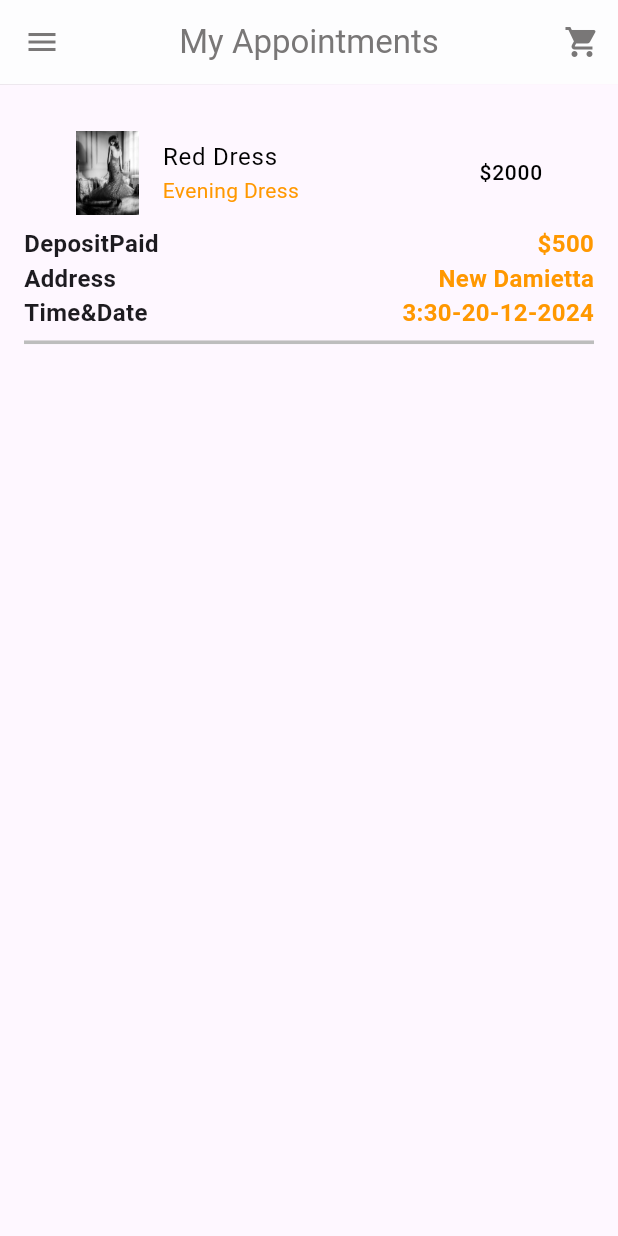
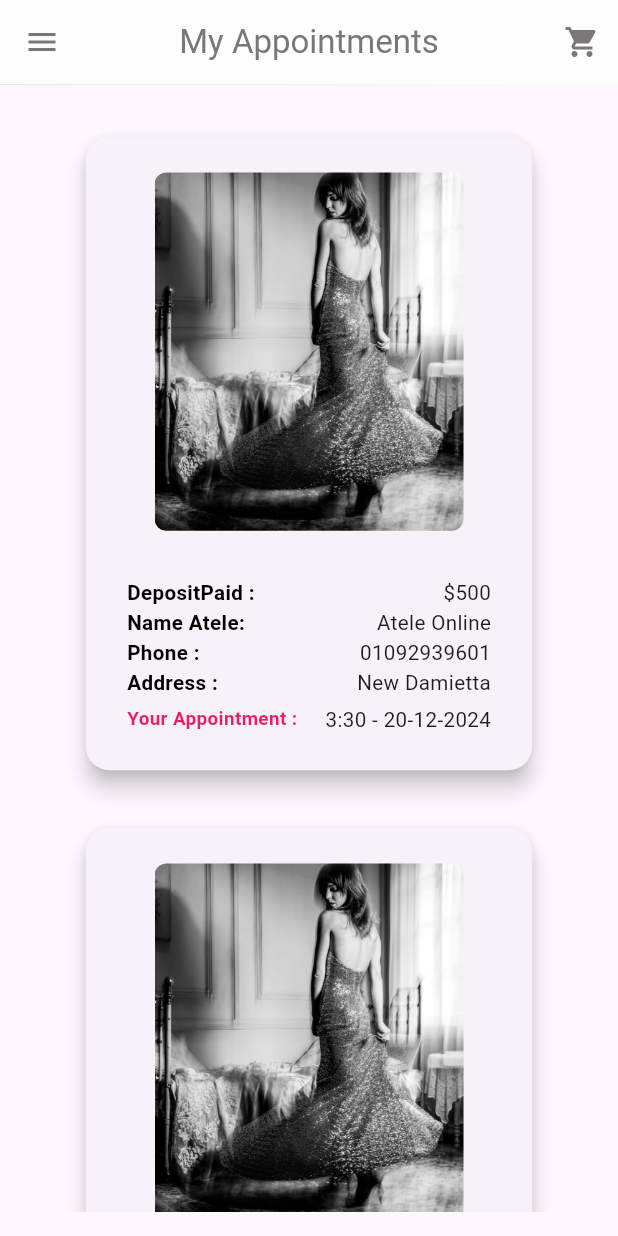
Before and after one commit to Elhadedy36/Atele-Online, a Flutter app: the MyAppointmentsView screen opened directly, on a phone screen of 412 x 824 dp. Run offline on Flutter 3.47's test engine with Material 3 defaults, Android fonts, the phone set to English and light mode, and no system bars; our stand-ins replace animated_text_kit, bloc, cloud_firestore, firebase_auth, firebase_core, flutter_bloc and 6 more; accounts and stored records are empty.

Commit message:
refactor my appointments view UI  &  refactor CustomRowChackout

```diff
--- a/lib/core/utils/app_strings.dart
+++ b/lib/core/utils/app_strings.dart
@@ -39,7 +39,7 @@ abstract class FirebaseStrings {
   static const String productId = 'productId';
   static const String sellerId = 'sellerId';
   static const String appointmentDate = 'appointmentDate';
-  static const String depositPaid = 'DepositPaid';
+  static const String depositPaid = 'DepositPaid :';
   static const String status = 'status';
   static const String sellers = 'sellers';
   static const String storeName = 'storeName';
--- a/lib/core/widgets/custom_list_title.dart
+++ b/lib/core/widgets/custom_list_title.dart
@@ -1,6 +1,6 @@
 import 'package:atele_online/core/utils/app_colors.dart';
 import 'package:atele_online/core/utils/app_strings.dart';
-import 'package:atele_online/feature/reservations/presentation/widget/custom_row_chackout.dart';
+import 'package:atele_online/core/widgets/custom_row.dart';
 import 'package:flutter/material.dart';
 import 'package:flutter_screenutil/flutter_screenutil.dart';
 
@@ -56,14 +56,33 @@ class CustomListTile extends StatelessWidget {
                     ),
                   ),
                 ),
-                const CustomRowChackOut(
-                    title: FirebaseStrings.depositPaid,
-                    trallingText: FirebaseStrings.price),
-                const CustomRowChackOut(
-                    title: FirebaseStrings.address,
-                    trallingText: 'New Damietta'),
-                const CustomRowChackOut(
-                    title: 'Time&Date', trallingText: '3:30-20-12-2024'),
+                const CustomRow(
+                  title: FirebaseStrings.depositPaid,
+                  trallingText: FirebaseStrings.price,
+                  style1: TextStyle(
+                      color: Colors.orange,
+                      fontSize: 16,
+                      fontWeight: FontWeight.bold),
+                  style2: TextStyle(fontSize: 16, fontWeight: FontWeight.bold),
+                ),
+                const CustomRow(
+                  title: FirebaseStrings.address,
+                  trallingText: 'New Damietta',
+                  style1: TextStyle(
+                      color: Colors.orange,
+                      fontSize: 16,
+                      fontWeight: FontWeight.bold),
+                  style2: TextStyle(fontSize: 16, fontWeight: FontWeight.bold),
+                ),
+                const CustomRow(
+                  title: 'Time&Date',
+                  trallingText: '3:30-20-12-2024',
+                  style1: TextStyle(
+                      color: Colors.orange,
+                      fontSize: 16,
+                      fontWeight: FontWeight.bold),
+                  style2: TextStyle(fontSize: 16, fontWeight: FontWeight.bold),
+                ),
                 Divider(
                   color: Colors.grey[400],
                   thickness: 2.h,
--- /dev/null
+++ b/lib/core/widgets/custom_row.dart
@@ -0,0 +1,25 @@
+import 'package:flutter/material.dart';
+
+class CustomRow extends StatelessWidget {
+  const CustomRow(
+      {super.key,
+      required this.title,
+      required this.trallingText,
+      this.style1,
+      this.style2});
+  final String title;
+  final String trallingText;
+  final TextStyle? style1;
+  final TextStyle? style2;
+
+  @override
+  Widget build(BuildContext context) {
+    return Row(
+      mainAxisAlignment: MainAxisAlignment.spaceBetween,
+      children: [
+        Text(title, style: style1),
+        Text(trallingText, style: style2),
+      ],
+    );
+  }
+}
--- a/lib/feature/appointments/presentation/views/my_appointments_view.dart
+++ b/lib/feature/appointments/presentation/views/my_appointments_view.dart
@@ -1,8 +1,8 @@
 import 'package:atele_online/core/functions/custom_appbar.dart';
-import 'package:atele_online/core/utils/app_assets.dart';
 import 'package:atele_online/core/widgets/custom_drawer.dart';
-import 'package:atele_online/core/widgets/custom_list_title.dart';
+import 'package:atele_online/feature/appointments/presentation/widgets/my_appointments_builder.dart';
 import 'package:flutter/material.dart';
+
 
 class MyAppointmentsView extends StatelessWidget {
   const MyAppointmentsView({super.key});
@@ -17,12 +17,7 @@ class MyAppointmentsView extends StatelessWidget {
         padding: EdgeInsets.symmetric(horizontal: 16, vertical: 16),
         child: CustomScrollView(slivers: [
           SliverToBoxAdapter(
-            child: CustomListTile(
-              image: AssetImage(Assets.imagesDrees),
-              title: 'Red Dress ',
-              subtitle: 'Evening Dress',
-              trallingText: '\$2000',
-            ),
+            child: MyAppointmentsBuilder(),
           )
         ]),
       ),
--- /dev/null
+++ b/lib/feature/appointments/presentation/widgets/my_appoinments_item.dart
@@ -0,0 +1,121 @@
+import 'package:atele_online/core/utils/app_assets.dart';
+import 'package:atele_online/core/utils/app_strings.dart';
+import 'package:atele_online/core/widgets/custom_row.dart';
+import 'package:flutter/material.dart';
+import 'package:flutter_screenutil/flutter_screenutil.dart';
+
+class MyAppoinmentsItem extends StatelessWidget {
+  const MyAppoinmentsItem({
+    super.key,
+  });
+
+  @override
+  Widget build(BuildContext context) {
+    return Card(
+        margin: EdgeInsets.symmetric(horizontal: 36.w, vertical: 16.h),
+        shape: RoundedRectangleBorder(
+          borderRadius: BorderRadius.circular(16),
+        ),
+        elevation: 6,
+        child: Column(
+          children: [
+            SizedBox(
+              height: 20.h,
+            ),
+            Container(
+                height: 200.h,
+                width: 180.w,
+                decoration: BoxDecoration(
+                  borderRadius: BorderRadius.circular(8),
+                  image: const DecorationImage(
+                    image: AssetImage(Assets.imagesDrees),
+                    fit: BoxFit.cover,
+                  ),
+                )),
+            SizedBox(height: 26.h),
+            Padding(
+              padding: EdgeInsets.symmetric(
+                horizontal: 24.w,
+              ),
+              child: CustomRow(
+                title: FirebaseStrings.depositPaid,
+                trallingText: FirebaseStrings.price,
+                style1: TextStyle(
+                    color: Colors.black,
+                    fontSize: 12.sp,
+                    fontWeight: FontWeight.bold),
+                style2: TextStyle(
+                  fontSize: 12.sp,
+                ),
+              ),
+            ),
+            Padding(
+              padding: EdgeInsets.symmetric(
+                horizontal: 24.w,
+              ),
+              child: CustomRow(
+                title: 'Name Atele:',
+                trallingText: 'Atele Online',
+                style1: TextStyle(
+                    color: Colors.black,
+                    fontSize: 12.sp,
+                    fontWeight: FontWeight.bold),
+                style2: TextStyle(
+                  fontSize: 12.sp,
+                ),
+              ),
+            ),
+            Padding(
+              padding: EdgeInsets.symmetric(
+                horizontal: 24.w,
+              ),
+              child: CustomRow(
+                title: 'Phone :',
+                trallingText: '01092939601',
+                style1: TextStyle(
+                    color: Colors.black,
+                    fontSize: 12.sp,
+                    fontWeight: FontWeight.bold),
+                style2: TextStyle(
+                  fontSize: 12.sp,
+                ),
+              ),
+            ),
+            Padding(
+              padding: EdgeInsets.symmetric(
+                horizontal: 24.w,
+              ),
+              child: CustomRow(
+                title: 'Address :',
+                trallingText: 'New Damietta',
+                style1: TextStyle(
+                    color: Colors.black,
+                    fontSize: 12.sp,
+                    fontWeight: FontWeight.bold),
+                style2: TextStyle(
+                  fontSize: 12.sp,
+                ),
+              ),
+            ),
+            SizedBox(height: 4.h),
+            Padding(
+              padding: EdgeInsets.symmetric(
+                horizontal: 24.w,
+              ),
+              child: CustomRow(
+                title: 'Your Appointment :',
+                trallingText: '3:30 - 20-12-2024',
+                style1: TextStyle(
+                    color: Colors.pink,
+                    fontSize: 11.sp,
+                    fontWeight: FontWeight.bold),
+                style2: TextStyle(
+                  fontSize: 12.sp,
+                ),
+              ),
+            ),
+            SizedBox(height: 20.h),
+          ],
+        ));
+  }
+}
--- /dev/null
+++ b/lib/feature/appointments/presentation/widgets/my_appointments_builder.dart
@@ -0,0 +1,22 @@
+import 'package:atele_online/feature/appointments/presentation/widgets/my_appoinments_item.dart';
+import 'package:flutter/material.dart';
+
+
+
+class MyAppointmentsBuilder extends StatelessWidget {
+  const MyAppointmentsBuilder({
+    super.key,
+  });
+
+  @override
+  Widget build(BuildContext context) {
+    return ListView.builder(
+      physics: const NeverScrollableScrollPhysics(),
+      shrinkWrap: true,
+      itemCount: 5,
+      itemBuilder: (context, index) {
+        return const MyAppoinmentsItem();
+      },
+    );
+  }
+}
--- a/lib/feature/reservations/presentation/views/chackout_view.dart
+++ b/lib/feature/reservations/presentation/views/chackout_view.dart
@@ -5,7 +5,7 @@ import 'package:atele_online/core/utils/app_assets.dart';
 import 'package:atele_online/core/utils/app_strings.dart';
 import 'package:atele_online/core/widgets/custom_button.dart';
 import 'package:atele_online/core/widgets/custom_list_title.dart';
-import 'package:atele_online/feature/reservations/presentation/widget/custom_row_chackout.dart';
+import 'package:atele_online/core/widgets/custom_row.dart';
 import 'package:atele_online/feature/reservations/presentation/widget/custom_slider.dart';
 import 'package:flutter/material.dart';
 import 'package:flutter_screenutil/flutter_screenutil.dart';
@@ -38,9 +38,16 @@ class ChackoutView extends StatelessWidget {
                 ),
               ),
               SliverSizedBox(130.h),
-              const SliverToBoxAdapter(
-                  child: CustomRowChackOut(
-                      title: AppStrings.totel, trallingText: '\$3000')),
+               SliverToBoxAdapter(
+                  child: CustomRow(
+                title: AppStrings.totel,
+                trallingText: '\$3000',
+                style1: TextStyle(
+                    color: Colors.orange,
+                    fontSize:30.sp,
+                    fontWeight: FontWeight.bold),
+                style2: TextStyle(fontSize: 20, fontWeight: FontWeight.bold),
+              )),
               SliverSizedBox(16.h),
               SliverToBoxAdapter(
                 child: CustomBtn(
--- a/lib/feature/reservations/presentation/widget/custom_row_chackout.dart
+++ /dev/null
@@ -1,26 +0,0 @@
-import 'package:flutter/material.dart';
-
-
-class CustomRowChackOut extends StatelessWidget {
-  const CustomRowChackOut(
-      {super.key, required this.title, required this.trallingText});
-  final String title;
-  final String trallingText;
-
-  @override
-  Widget build(BuildContext context) {
-    return Row(
-      mainAxisAlignment: MainAxisAlignment.spaceBetween,
-      children: [
-        Text(
-          title,
-          style: TextStyle(fontSize: 16, fontWeight: FontWeight.bold),
-        ),
-        Text(
-          trallingText,
-          style: TextStyle(color:Colors.orange,fontSize: 16, fontWeight: FontWeight.bold),
-        ),
-      ],
-    );
-  }
-}
```
